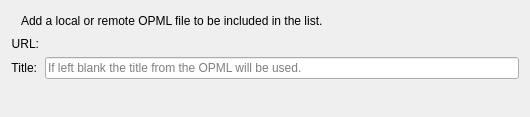
Old version of the form src/services/opmldirectory/AddOpmlWidget.ui in the repository KDE/amarok.
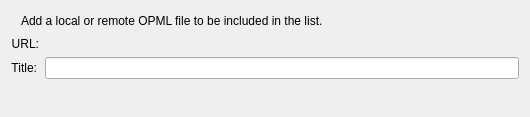
New version of the form. Custom widgets are drawn as their Qt base class.

Commit message:
Fix compile for Qt < 4.7.
QTextEdit's placeHolderText was only introduced in Qt 4.7.0.
Show a label for older Qt versions instead.

```diff
--- a/src/services/opmldirectory/AddOpmlWidget.ui
+++ b/src/services/opmldirectory/AddOpmlWidget.ui
@@ -23,9 +23,6 @@
    </size>
   </property>
   <layout class="QFormLayout" name="formLayout">
-   <property name="fieldGrowthPolicy">
-    <enum>QFormLayout::ExpandingFieldsGrow</enum>
-   </property>
    <item row="0" column="0" colspan="2">
     <layout class="QHBoxLayout" name="horizontalLayout">
      <property name="sizeConstraint">
@@ -75,7 +72,7 @@
    <item row="1" column="1">
     <widget class="KUrlRequester" name="urlEdit"/>
    </item>
-   <item row="3" column="0">
+   <item row="2" column="0">
     <widget class="QLabel" name="titleLabel">
      <property name="text">
       <string>Title:</string>
@@ -85,12 +82,8 @@
      </property>
     </widget>
    </item>
-   <item row="3" column="1">
-    <widget class="KLineEdit" name="titleEdit">
-     <property name="placeholderText">
-      <string>If left blank the title from the OPML will be used.</string>
-     </property>
-    </widget>
+   <item row="2" column="1">
+    <widget class="KLineEdit" name="titleEdit"/>
    </item>
   </layout>
  </widget>
```
The commit also changes 1 other file.
